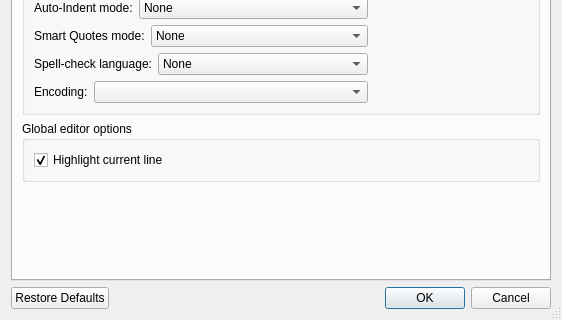
Before: the Qt Designer form src/PrefsDialog.ui in Sharpie/TeXworks, drawn with Qt 5; both pictures show x 0 to 562 and y 191 to 511 of the 562 by 511 pixel window.
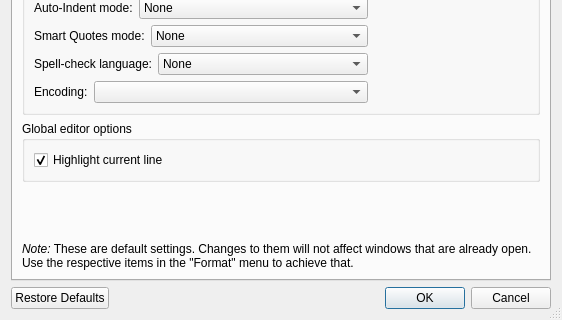
After: the same form once the commit is applied. Icons and pictures are not drawn.

Commit message:
Add tooltips; add note that PrefDialog only sets defaults (issue 222)
Tooltips for: Hide output panel (PrefsDialog), Reload using selected encoding (TeXDocument status bar widget; currently not shown in Linux)

Patch:
```diff
--- a/src/PrefsDialog.ui
+++ b/src/PrefsDialog.ui
@@ -512,6 +512,16 @@
          </property>
         </spacer>
        </item>
+       <item row="3" column="0">
+        <widget class="QLabel" name="label_11">
+         <property name="text">
+          <string>&lt;em&gt;Note:&lt;/em&gt; These are default settings. Changes to them will not affect windows that are already open. Use the respective items in the &amp;quot;Format&amp;quot; menu to achieve that.</string>
+         </property>
+         <property name="wordWrap">
+          <bool>true</bool>
+         </property>
+        </widget>
+       </item>
       </layout>
      </widget>
      <widget class="QWidget" name="tab_preview">
```
Left out of the diff: 6 changed lines with no effect on the pictures. The commit also changes 3 other files.
